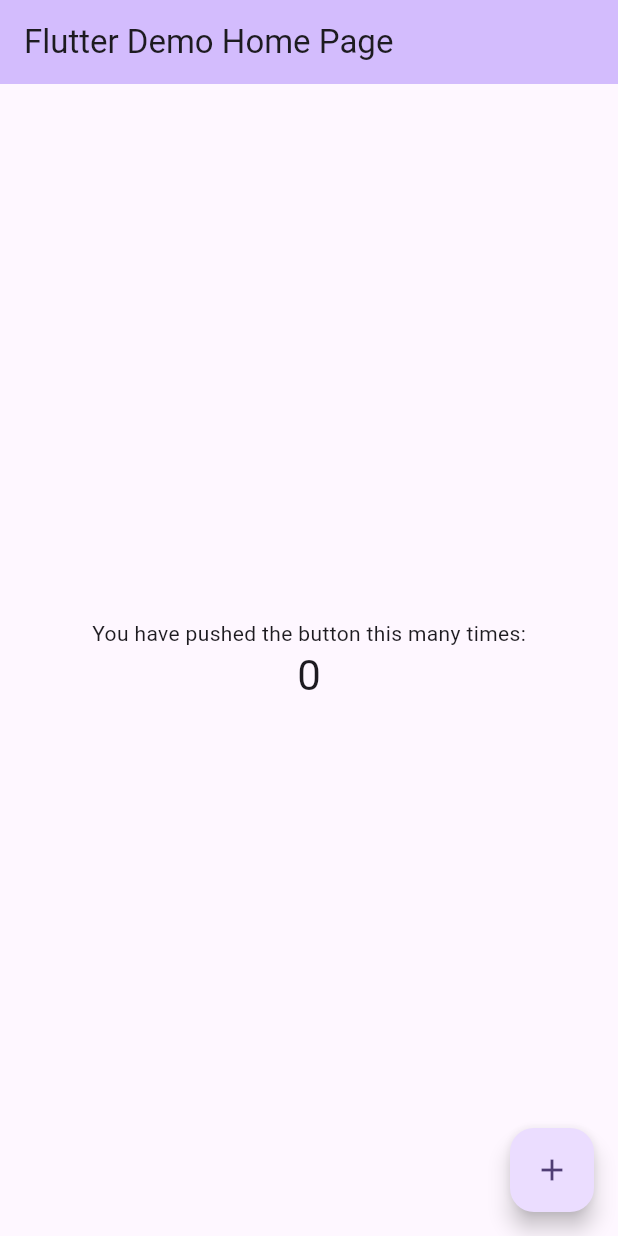
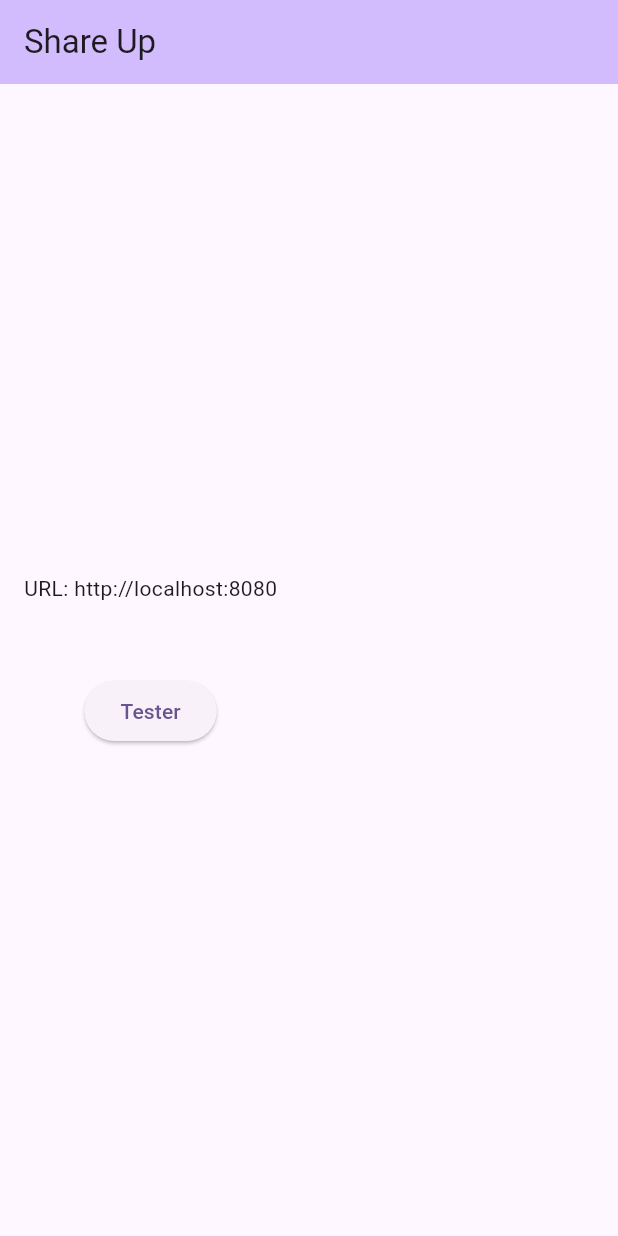
Before and after one commit to ElwanBeauchot/share_up_front, a Flutter app: the screen it shows after launch, on a phone screen of 412 x 824 dp. Run offline on Flutter 3.47's test engine with Material 3 defaults, Android fonts, the phone set to English and light mode, and no system bars.

Commit message:
pl connexion en local avec adb

```diff
--- /dev/null
+++ b/lib/config/api_config.dart
@@ -0,0 +1,5 @@
+class ApiConfig {
+  // Connexion USB directe via adb reverse
+  // Port 8080 sur téléphone -> Port 8000 sur ordinateur
+  static const String baseUrl = 'http://localhost:8080';
+}
--- a/lib/main.dart
+++ b/lib/main.dart
@@ -1,4 +1,6 @@
 import 'package:flutter/material.dart';
+import 'services/api_service.dart';
+import 'config/api_config.dart';
 
 void main() {
   runApp(const MyApp());
@@ -7,116 +9,84 @@ void main() {
 class MyApp extends StatelessWidget {
   const MyApp({super.key});
 
-  // This widget is the root of your application.
   @override
   Widget build(BuildContext context) {
     return MaterialApp(
-      title: 'Flutter Demo',
+      title: 'Share Up Front',
       theme: ThemeData(
-        // This is the theme of your application.
-        //
-        // TRY THIS: Try running your application with "flutter run". You'll see
-        // the application has a purple toolbar. Then, without quitting the app,
-        // try changing the seedColor in the colorScheme below to Colors.green
-        // and then invoke "hot reload" (save your changes or press the "hot
-        // reload" button in a Flutter-supported IDE, or press "r" if you used
-        // the command line to start the app).
-        //
-        // Notice that the counter didn't reset back to zero; the application
-        // state is not lost during the reload. To reset the state, use hot
-        // restart instead.
-        //
-        // This works for code too, not just values: Most code changes can be
-        // tested with just a hot reload.
-        colorScheme: .fromSeed(seedColor: Colors.deepPurple),
+        colorScheme: ColorScheme.fromSeed(seedColor: Colors.deepPurple),
       ),
-      home: const MyHomePage(title: 'Flutter Demo Home Page'),
+      home: const MyHomePage(),
     );
   }
 }
 
 class MyHomePage extends StatefulWidget {
-  const MyHomePage({super.key, required this.title});
-
-  // This widget is the home page of your application. It is stateful, meaning
-  // that it has a State object (defined below) that contains fields that affect
-  // how it looks.
-
-  // This class is the configuration for the state. It holds the values (in this
-  // case the title) provided by the parent (in this case the App widget) and
-  // used by the build method of the State. Fields in a Widget subclass are
-  // always marked "final".
-
-  final String title;
+  const MyHomePage({super.key});
 
   @override
   State<MyHomePage> createState() => _MyHomePageState();
 }
 
 class _MyHomePageState extends State<MyHomePage> {
-  int _counter = 0;
+  final ApiService _api = ApiService();
+  bool _loading = false;
+  String _message = '';
+  Map<String, dynamic>? _response;
 
-  void _incrementCounter() {
+  Future<void> _test() async {
     setState(() {
-      // This call to setState tells the Flutter framework that something has
-      // changed in this State, which causes it to rerun the build method below
-      // so that the display can reflect the updated values. If we changed
-      // _counter without calling setState(), then the build method would not be
-      // called again, and so nothing would appear to happen.
-      _counter++;
+      _loading = true;
+      _message = '';
+      _response = null;
     });
+
+    try {
+      final data = await _api.get('/');
+      setState(() {
+        _message = 'Connecté!';
+        _response = data;
+      });
+    } catch (e) {
+      setState(() {
+        _message = 'Erreur: $e';
+        print(e);
+      });
+    } finally {
+      setState(() => _loading = false);
+    }
   }
 
   @override
   Widget build(BuildContext context) {
-    // This method is rerun every time setState is called, for instance as done
-    // by the _incrementCounter method above.
-    //
-    // The Flutter framework has been optimized to make rerunning build methods
-    // fast, so that you can just rebuild anything that needs updating rather
-    // than having to individually change instances of widgets.
     return Scaffold(
       appBar: AppBar(
-        // TRY THIS: Try changing the color here to a specific color (to
-        // Colors.amber, perhaps?) and trigger a hot reload to see the AppBar
-        // change color while the other colors stay the same.
+        title: const Text('Share Up'),
         backgroundColor: Theme.of(context).colorScheme.inversePrimary,
-        // Here we take the value from the MyHomePage object that was created by
-        // the App.build method, and use it to set our appbar title.
-        title: Text(widget.title),
       ),
-      body: Center(
-        // Center is a layout widget. It takes a single child and positions it
-        // in the middle of the parent.
+      body: Padding(
+        padding: const EdgeInsets.all(16),
         child: Column(
-          // Column is also a layout widget. It takes a list of children and
-          // arranges them vertically. By default, it sizes itself to fit its
-          // children horizontally, and tries to be as tall as its parent.
-          //
-          // Column has various properties to control how it sizes itself and
-          // how it positions its children. Here we use mainAxisAlignment to
-          // center the children vertically; the main axis here is the vertical
-          // axis because Columns are vertical (the cross axis would be
-          // horizontal).
-          //
-          // TRY THIS: Invoke "debug painting" (choose the "Toggle Debug Paint"
-          // action in the IDE, or press "p" in the console), to see the
-          // wireframe for each widget.
-          mainAxisAlignment: .center,
+          mainAxisAlignment: MainAxisAlignment.center,
           children: [
-            const Text('You have pushed the button this many times:'),
-            Text(
-              '$_counter',
-              style: Theme.of(context).textTheme.headlineMedium,
+            Text('URL: ${ApiConfig.baseUrl}'),
+            const SizedBox(height: 24),
+            if (_loading)
+              const CircularProgressIndicator()
+            else if (_message.isNotEmpty)
+              Text(_message),
+            if (_response != null) ...[
+              const SizedBox(height: 16),
+              Text(_response.toString()),
+            ],
+            const SizedBox(height: 24),
+            ElevatedButton(
+              onPressed: _loading ? null : _test,
+              child: const Text('Tester'),
             ),
           ],
         ),
       ),
-      floatingActionButton: FloatingActionButton(
-        onPressed: _incrementCounter,
-        tooltip: 'Increment',
-        child: const Icon(Icons.add),
-      ),
     );
   }
 }
--- /dev/null
+++ b/lib/services/api_service.dart
@@ -0,0 +1,42 @@
+import 'dart:convert';
+import 'package:http/http.dart' as http;
+import '../config/api_config.dart';
+
+class ApiService {
+  final String baseUrl = ApiConfig.baseUrl;
+
+  Future<Map<String, dynamic>> get(String endpoint) async {
+    final url = Uri.parse('$baseUrl$endpoint');
+    print('🔗 Connexion à: $url');
+    final response = await http
+        .get(url, headers: {'Content-Type': 'application/json'})
+        .timeout(const Duration(seconds: 10));
+
+    print('✅ Status: ${response.statusCode}');
+    print('✅ Réponse: ${response.body}');
+
+    if (response.statusCode == 200) {
+      return jsonDecode(response.body) as Map<String, dynamic>;
+    } else {
+      throw Exception('Erreur ${response.statusCode}: ${response.body}');
+    }
+  }
+
+  Future<Map<String, dynamic>> post(
+    String endpoint,
+    Map<String, dynamic> data,
+  ) async {
+    final url = Uri.parse('$baseUrl$endpoint');
+    final response = await http.post(
+      url,
+      headers: {'Content-Type': 'application/json'},
+      body: jsonEncode(data),
+    );
+
+    if (response.statusCode == 200 || response.statusCode == 201) {
+      return jsonDecode(response.body) as Map<String, dynamic>;
+    } else {
+      throw Exception('Erreur ${response.statusCode}: ${response.body}');
+    }
+  }
+}
--- a/pubspec.yaml
+++ b/pubspec.yaml
@@ -34,6 +34,7 @@ dependencies:
   # The following adds the Cupertino Icons font to your application.
   # Use with the CupertinoIcons class for iOS style icons.
   cupertino_icons: ^1.0.8
+  http: ^1.2.0
 
 dev_dependencies:
   flutter_test:
```
Also changed, not shown: pubspec.lock, 3 other files.
